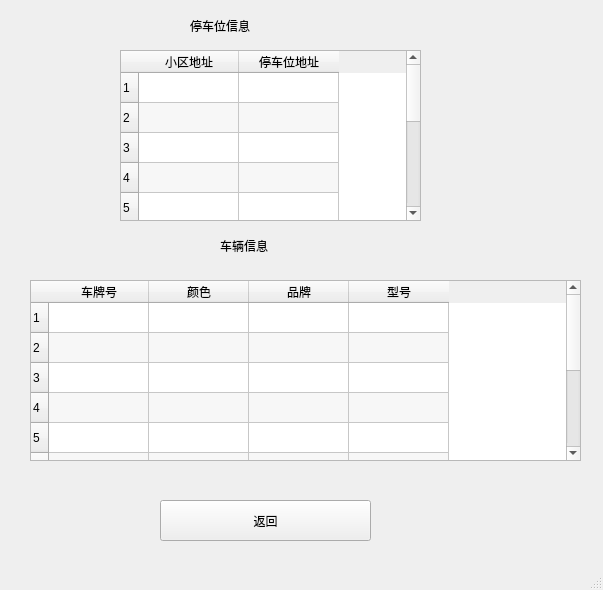
Before: the Qt Designer form code/user_car.ui in wan-qiang/Database_classdesigner, drawn with Qt 5.
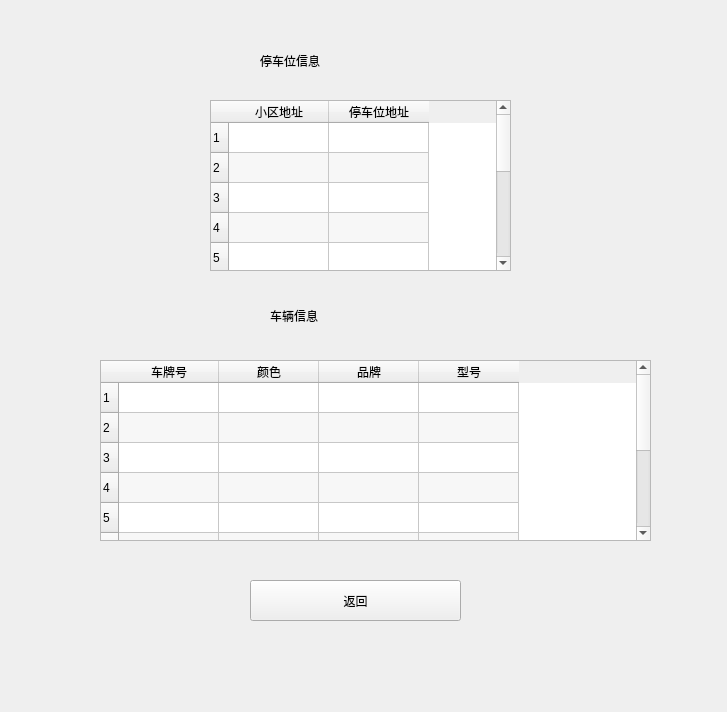
After: the same form once the commit is applied. Icons and pictures are not drawn.

Patch:
```diff
--- a/code/user_car.ui
+++ b/code/user_car.ui
@@ -6,31 +6,34 @@
    <rect>
     <x>0</x>
     <y>0</y>
-    <width>603</width>
-    <height>590</height>
+    <width>727</width>
+    <height>712</height>
    </rect>
   </property>
   <property name="minimumSize">
    <size>
-    <width>603</width>
-    <height>590</height>
+    <width>727</width>
+    <height>712</height>
    </size>
   </property>
   <property name="maximumSize">
    <size>
-    <width>603</width>
-    <height>590</height>
+    <width>727</width>
+    <height>712</height>
    </size>
   </property>
   <property name="windowTitle">
    <string>user_车辆信息</string>
   </property>
+  <property name="styleSheet">
+   <string notr="true">#centralwidget{border-image: url(:/background/background1.jpg);}</string>
+  </property>
   <widget class="QWidget" name="centralwidget">
    <widget class="QTableWidget" name="tableWidget">
     <property name="geometry">
      <rect>
-      <x>30</x>
-      <y>280</y>
+      <x>100</x>
+      <y>360</y>
       <width>551</width>
       <height>181</height>
      </rect>
@@ -112,8 +115,8 @@
    <widget class="QPushButton" name="pushButton">
     <property name="geometry">
      <rect>
-      <x>160</x>
-      <y>500</y>
+      <x>250</x>
+      <y>580</y>
       <width>211</width>
       <height>41</height>
      </rect>
@@ -128,8 +131,8 @@
    <widget class="QTableWidget" name="tableWidget_2">
     <property name="geometry">
      <rect>
-      <x>120</x>
-      <y>50</y>
+      <x>210</x>
+      <y>100</y>
       <width>301</width>
       <height>171</height>
      </rect>
@@ -201,10 +204,10 @@
    <widget class="QLabel" name="label">
     <property name="geometry">
      <rect>
-      <x>190</x>
-      <y>10</y>
-      <width>161</width>
-      <height>31</height>
+      <x>260</x>
+      <y>40</y>
+      <width>231</width>
+      <height>41</height>
      </rect>
     </property>
     <property name="styleSheet">
@@ -217,10 +220,10 @@
    <widget class="QLabel" name="label_2">
     <property name="geometry">
      <rect>
-      <x>220</x>
-      <y>230</y>
-      <width>161</width>
-      <height>31</height>
+      <x>270</x>
+      <y>290</y>
+      <width>201</width>
+      <height>51</height>
      </rect>
     </property>
     <property name="styleSheet">
@@ -231,17 +234,6 @@
     </property>
    </widget>
   </widget>
-  <widget class="QMenuBar" name="menubar">
-   <property name="geometry">
-    <rect>
-     <x>0</x>
-     <y>0</y>
-     <width>603</width>
-     <height>26</height>
-    </rect>
-   </property>
-  </widget>
-  <widget class="QStatusBar" name="statusbar"/>
  </widget>
  <resources/>
  <connections/>
```
Left out of the diff: 10 changed lines with no effect on the pictures.
